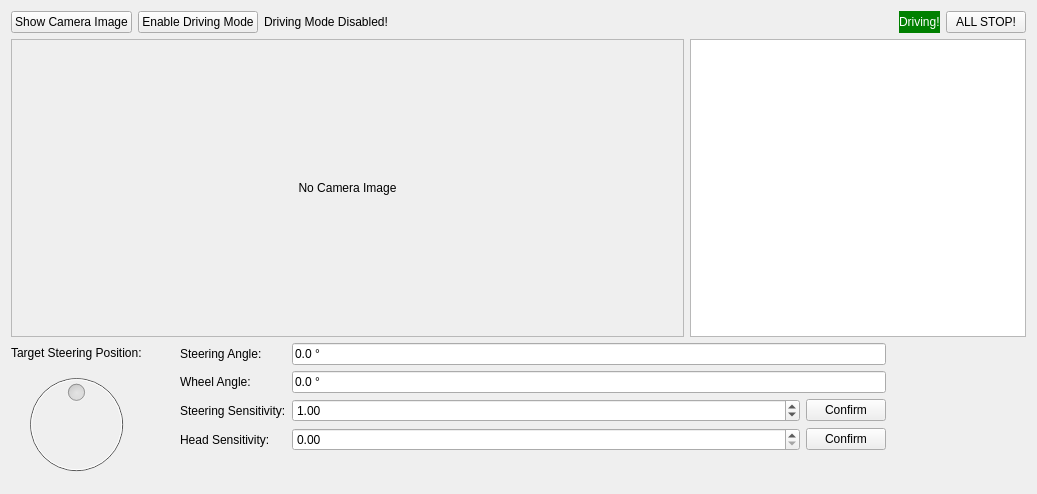
This is thor_mang_driving_widget/src/driving_widget.ui in hector-humanoid/humanoid_driving as Qt 5 draws it before an edit. The edited form follows.
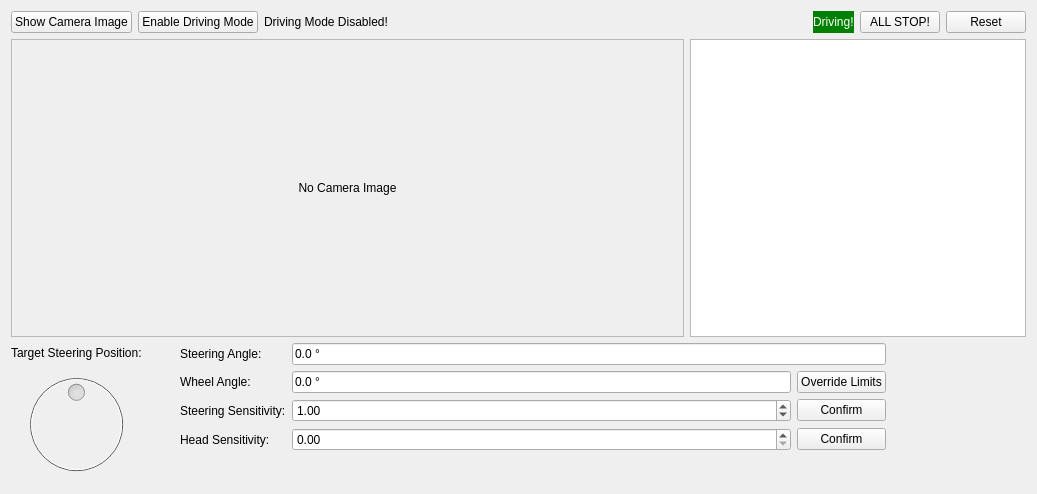
This is the edited form. Icons and pictures are not drawn.

Commit message: fixed all-stop bug, added reset, ignore limits

```diff
--- a/thor_mang_driving_widget/src/driving_widget.ui
+++ b/thor_mang_driving_widget/src/driving_widget.ui
@@ -107,6 +107,13 @@
         </property>
        </widget>
       </item>
+      <item>
+       <widget class="QPushButton" name="pushButton_Reset">
+        <property name="text">
+         <string>Reset</string>
+        </property>
+       </widget>
+      </item>
      </layout>
     </item>
     <item>
@@ -240,58 +247,41 @@
           </property>
          </widget>
         </item>
-        <item row="1" column="0">
-         <widget class="QLabel" name="label_WheelAngle">
-          <property name="text">
-           <string>Wheel Angle:</string>
-          </property>
-         </widget>
-        </item>
-        <item row="1" column="1" colspan="2">
-         <widget class="QLineEdit" name="lineEdit_WheelAngle">
-          <property name="text">
-           <string>0.0 °</string>
-          </property>
-          <property name="readOnly">
-           <bool>true</bool>
-          </property>
-         </widget>
-        </item>
-        <item row="2" column="0">
+        <item row="3" column="0">
          <widget class="QLabel" name="label_SteeringSensitivity">
           <property name="text">
            <string>Steering Sensitivity:</string>
           </property>
          </widget>
         </item>
-        <item row="2" column="1">
-         <widget class="QDoubleSpinBox" name="spinBox_SteeringSensitivity">
-          <property name="maximum">
-           <double>10.000000000000000</double>
-          </property>
-          <property name="singleStep">
-           <double>0.100000000000000</double>
-          </property>
-          <property name="value">
-           <double>1.000000000000000</double>
-          </property>
-         </widget>
-        </item>
-        <item row="2" column="2">
-         <widget class="QPushButton" name="pushButton_ConfirmSteeringSensitivity">
-          <property name="text">
-           <string>Confirm</string>
-          </property>
-         </widget>
-        </item>
-        <item row="3" column="0">
+        <item row="4" column="0">
          <widget class="QLabel" name="label_HeadSensitivity">
           <property name="text">
            <string>Head Sensitivity:</string>
           </property>
          </widget>
         </item>
+        <item row="3" column="2">
+         <widget class="QPushButton" name="pushButton_ConfirmSteeringSensitivity">
+          <property name="text">
+           <string>Confirm</string>
+          </property>
+         </widget>
+        </item>
         <item row="3" column="1">
+         <widget class="QDoubleSpinBox" name="spinBox_SteeringSensitivity">
+          <property name="maximum">
+           <double>10.000000000000000</double>
+          </property>
+          <property name="singleStep">
+           <double>0.100000000000000</double>
+          </property>
+          <property name="value">
+           <double>1.000000000000000</double>
+          </property>
+         </widget>
+        </item>
+        <item row="4" column="1">
          <widget class="QDoubleSpinBox" name="spinBox_HeadSensitivity">
           <property name="maximum">
            <double>10.000000000000000</double>
@@ -301,14 +291,14 @@
           </property>
          </widget>
         </item>
-        <item row="3" column="2">
+        <item row="4" column="2">
          <widget class="QPushButton" name="pushButton_ConfirmHeadSensitivity">
           <property name="text">
            <string>Confirm</string>
           </property>
          </widget>
         </item>
-        <item row="4" column="0" colspan="3">
+        <item row="5" column="0" colspan="3">
          <spacer name="verticalSpacer">
           <property name="orientation">
            <enum>Qt::Vertical</enum>
@@ -321,6 +311,30 @@
           </property>
          </spacer>
         </item>
+        <item row="2" column="2">
+         <widget class="QPushButton" name="pushButton_OverrideLimits">
+          <property name="text">
+           <string>Override Limits</string>
+          </property>
+         </widget>
+        </item>
+        <item row="2" column="1">
+         <widget class="QLineEdit" name="lineEdit_WheelAngle">
+          <property name="text">
+           <string>0.0 °</string>
+          </property>
+          <property name="readOnly">
+           <bool>true</bool>
+          </property>
+         </widget>
+        </item>
+        <item row="2" column="0">
+         <widget class="QLabel" name="label_WheelAngle">
+          <property name="text">
+           <string>Wheel Angle:</string>
+          </property>
+         </widget>
+        </item>
        </layout>
       </item>
       <item>
```
Left out of the diff: 6 changed lines with no effect on the pictures. The commit also changes 12 other files.
